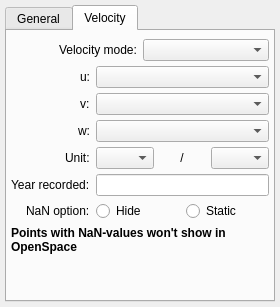
The window that glue_openspace_thesis/viewer_state_widget.ui (OpenSpace/glue-openspace) describes before a commit, drawn with Qt 5.
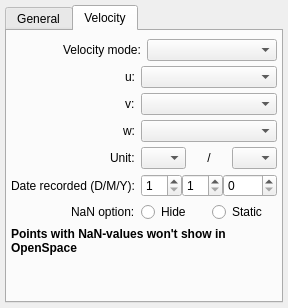
The same window after the commit. The open tabs and pages were chosen to show the change.

Commit message: Adds date recorded to velocity (used as t=0 in OS) + cleanup

```diff
--- a/glue_openspace_thesis/viewer_state_widget.ui
+++ b/glue_openspace_thesis/viewer_state_widget.ui
@@ -467,20 +467,54 @@
                       <item row="4" column="0" alignment="Qt::AlignRight">
                         <widget class="QLabel" name="label_vel_year_rec">
                           <property name="text">
-                            <string>Year recorded:</string>
+                            <string>Date recorded (D/M/Y):</string>
                           </property>
                         </widget>
                       </item>
-                      <item row="4" column="1">
-                        <widget class="QLineEdit" name="valuetext_vel_year_rec">
-                          <!-- <property name="maximumSize">
-                            <size>
-                              <width>80</width>
-                              <height>16777215</height>
-                            </size>
-                          </property> -->
-                        </widget>
+                      <item row="4" column="1" >
+                        <layout class="QHBoxLayout" name="vel_date_rec_grid">
+                          <item>
+                            <widget class="QSpinBox" name="value_vel_day_rec">
+                              <property name="minimum">
+                                <number>1</number>
+                              </property>
+                              <property name="maximum">
+                                <number>31</number>
+                              </property>
+                              <property name="keyboardTracking">
+                                <bool>false</bool>
+                              </property>
+                            </widget>
+                          </item>
+                          <item>
+                            <widget class="QSpinBox" name="value_vel_month_rec">
+                              <property name="minimum">
+                                <number>1</number>
+                              </property>
+                              <property name="maximum">
+                                <number>12</number>
+                              </property>
+                              <property name="keyboardTracking">
+                                <bool>false</bool>
+                              </property>
+                            </widget>
+                          </item>
+                          <item>
+                            <widget class="QSpinBox" name="value_vel_year_rec">
+                              <property name="minimum">
+                                <number>0</number>
+                              </property>
+                              <property name="maximum">
+                                <number>9999</number>
+                              </property>
+                              <property name="keyboardTracking">
+                                <bool>false</bool>
+                              </property>
+                            </widget>
+                          </item>
+                        </layout>
                       </item>
+
                       <!--================================================================-->
                       <item row="5" column="0" alignment="Qt::AlignRight">
                         <widget class="QLabel" name="label_vel_nan_mode">
```
Left out of the diff: 3 changed lines with no effect on the pictures. The commit also changes 9 other files.
